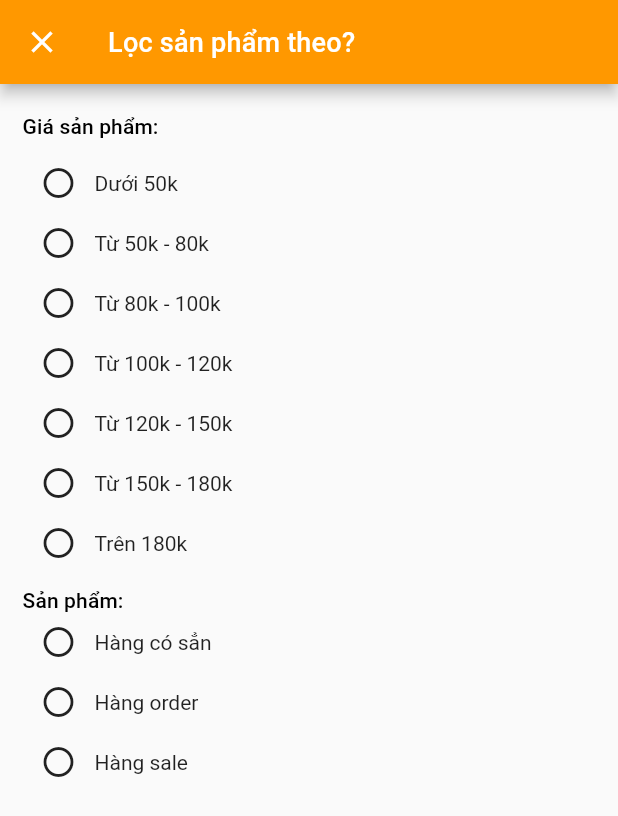
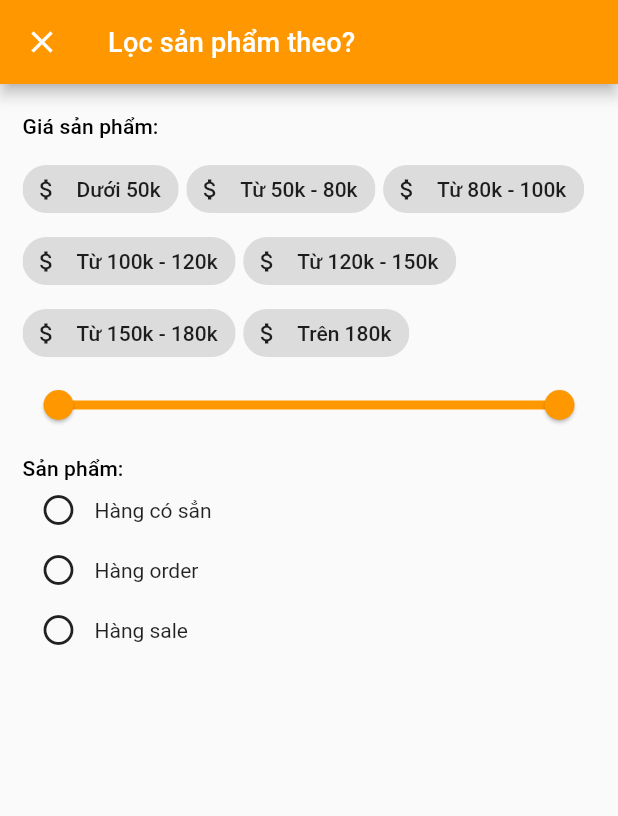
Before and after one commit to nilsys/ann-shop-flutter, a Flutter app: the ProductFilterView screen opened directly, on a phone screen of 412 x 824 dp. Shown: the top 816 px of the screen. Run offline on Flutter 3.47's test engine with Material 2 defaults, Android fonts, the phone set to English and light mode, and no system bars; our stand-ins replace cached_network_image, connectivity, flushbar, flutter_cache_manager, flutter_html, html_unescape and 3 more; missing offline and left inert: gesture_zoom_box, loading_more_list, share_extend; accounts and stored records are empty; network calls fail.

Commit message:
-fix fliter view

```diff
--- a/lib/ui/home_page/home_list_banner.dart
+++ b/lib/ui/home_page/home_list_banner.dart
@@ -46,7 +46,7 @@ class _HomeListBannerState extends State<HomeListBanner> {
           child: Text(
             item.name,
             style: Theme.of(context).textTheme.title,
-            maxLines: 1,
+            maxLines: 5,
             overflow: TextOverflow.ellipsis,
           ),
         ),
--- a/lib/view/product/product_filter_view.dart
+++ b/lib/view/product/product_filter_view.dart
@@ -1,3 +1,5 @@
+import 'dart:math';
+
 import 'package:ann_shop_flutter/core/core.dart';
 import 'package:ann_shop_flutter/model/product/product.dart';
 import 'package:ann_shop_flutter/provider/utility/config_provider.dart';
@@ -57,21 +59,19 @@ class _ProductFilterViewState extends State<ProductFilterView> {
                   text: 'Giá sản phẩm: ',
                   style: Theme.of(context).textTheme.subtitle,
                 ),
-//                _buildCurrentPriceText()
+                TextSpan(
+                  text: getTextMinMax((provider.filter.priceMin / 1000).round(),
+                      (provider.filter.priceMax / 1000).round()),
+                  style: Theme.of(context)
+                      .textTheme
+                      .subtitle
+                      .merge(TextStyle(color: Theme.of(context).primaryColor)),
+                )
               ]),
             ),
             SizedBox(height: 10),
-            Column(
-              children: <Widget>[
-                _buildCheckBoxPriceItem(0, 50),
-                _buildCheckBoxPriceItem(50, 80),
-                _buildCheckBoxPriceItem(80, 100),
-                _buildCheckBoxPriceItem(100, 120),
-                _buildCheckBoxPriceItem(120, 150),
-                _buildCheckBoxPriceItem(150, 180),
-                _buildCheckBoxPriceItem(180, 0),
-              ],
-            ),
+            _buildPriceRecommendWrap(),
+            _buildSliderRangePrice(),
             SizedBox(height: 10),
             Text(
               'Sản phẩm:',
@@ -106,45 +106,6 @@ class _ProductFilterViewState extends State<ProductFilterView> {
     );
   }
 
-  Widget _buildCheckBoxPriceItem(int min, int max) {
-    ConfigProvider provider = Provider.of(context);
-    String _text = min <= 0
-        ? 'Dưới ${max}k'
-        : max == 0 ? 'Trên ${min}k' : 'Từ ${min}k - ${max}k';
-
-    int priceMin = min * 1000;
-    int priceMax = max * 1000;
-    bool isChoose =
-        provider.filter.priceMin == priceMin && provider.filter.priceMax == priceMax;
-    return Container(
-      height: 40,
-      child: Row(
-        children: <Widget>[
-          IconButton(
-            icon: isChoose
-                ? Icon(
-                    Icons.radio_button_checked,
-                    color: Theme.of(context).primaryColor,
-                  )
-                : Icon(Icons.radio_button_unchecked),
-            onPressed: () {
-              setState(() {
-                if (isChoose) {
-                  provider.priceMin = 0;
-                  provider.priceMax = 0;
-                } else {
-                  provider.priceMin = priceMin;
-                  provider.priceMax = priceMax;
-                }
-              });
-            },
-          ),
-          Text(_text),
-        ],
-      ),
-    );
-  }
-
   Widget _buildCheckBoxBadge(ProductBadge badge) {
     ConfigProvider provider = Provider.of(context);
     bool isChoose = badge.id == provider.filter.badge;
@@ -174,4 +135,95 @@ class _ProductFilterViewState extends State<ProductFilterView> {
       ),
     );
   }
+
+  /// Price
+  String getTextMinMax(int _min, int _max) {
+    String _text = _min <= 0 && _max <= 0
+        ? ''
+        : _min <= 0
+            ? 'Dưới ${_max}k'
+            : _max == 0 ? 'Trên ${_min}k' : 'Từ ${_min}k - ${_max}k';
+    return _text;
+  }
+
+  _buildPriceRecommendWrap() {
+    return Wrap(
+      children: <Widget>[
+        _buildPriceRecommendItem(0, 50),
+        SizedBox(width: 5),
+        _buildPriceRecommendItem(50, 80),
+        SizedBox(width: 5),
+        _buildPriceRecommendItem(80, 100),
+        SizedBox(width: 5),
+        _buildPriceRecommendItem(100, 120),
+        SizedBox(width: 5),
+        _buildPriceRecommendItem(120, 150),
+        SizedBox(width: 5),
+        _buildPriceRecommendItem(150, 180),
+        SizedBox(width: 5),
+        _buildPriceRecommendItem(180, 0),
+      ],
+    );
+  }
+
+  _buildPriceRecommendItem(int min, int max) {
+    ConfigProvider provider = Provider.of(context);
+    int priceMin = min * 1000;
+    int priceMax = max * 1000;
+    bool isChoose = provider.filter.priceMin == priceMin &&
+        provider.filter.priceMax == priceMax;
+    Color _color = isChoose ? Theme.of(context).primaryColor : Colors.black87;
+    return ActionChip(
+      avatar: Icon(
+        Icons.attach_money,
+        color: _color,
+      ),
+      label: Text(
+        getTextMinMax(min, max),
+        style: TextStyle(color: _color),
+      ),
+      onPressed: () {
+        setState(() {
+          provider.priceMin = priceMin;
+          provider.priceMax = priceMax;
+        });
+      },
+    );
+  }
+
+  Widget _buildSliderRangePrice() {
+    ConfigProvider provider = Provider.of(context);
+    double _min = (provider.filter.priceMin / 1000).round().toDouble();
+    double _max = (provider.filter.priceMax / 1000).round().toDouble();
+    if (_max <= 0 || _max > 201) {
+      _max = 201;
+    }
+    return SliderTheme(
+      data: SliderThemeData(showValueIndicator: ShowValueIndicator.always),
+      child: RangeSlider(
+        min: 0,
+        max: 201,
+        values: RangeValues(_min, _max),
+        onChanged: (newValue) {
+          setState(() {
+            int _newMin = newValue.start.round();
+            int _newMax = newValue.end.round();
+            if ((_newMax - _newMin) >= 2) {
+              provider.priceMin = (_newMin * 1000).round();
+              provider.priceMax = (_newMax > 200 ? 0 : _newMax * 1000).round();
+            } else {
+              if (_min == _newMin) {
+                var end = _newMin + 3;
+                provider.priceMax = end > 200 ? 0 : end * 1000;
+              } else {
+                provider.priceMin = min(0, ((_newMax - 3) * 100).round());
+              }
+            }
+          });
+        },
+        onChangeStart: (newValue) {},
+        onChangeEnd: (newValue) {},
+      ),
+    );
+  }
 }
```
Also changed, not shown: lib/repository/product_repository.dart (+6 -6 lines), lib/ui/product/product_full.dart (+11 -3 lines).
